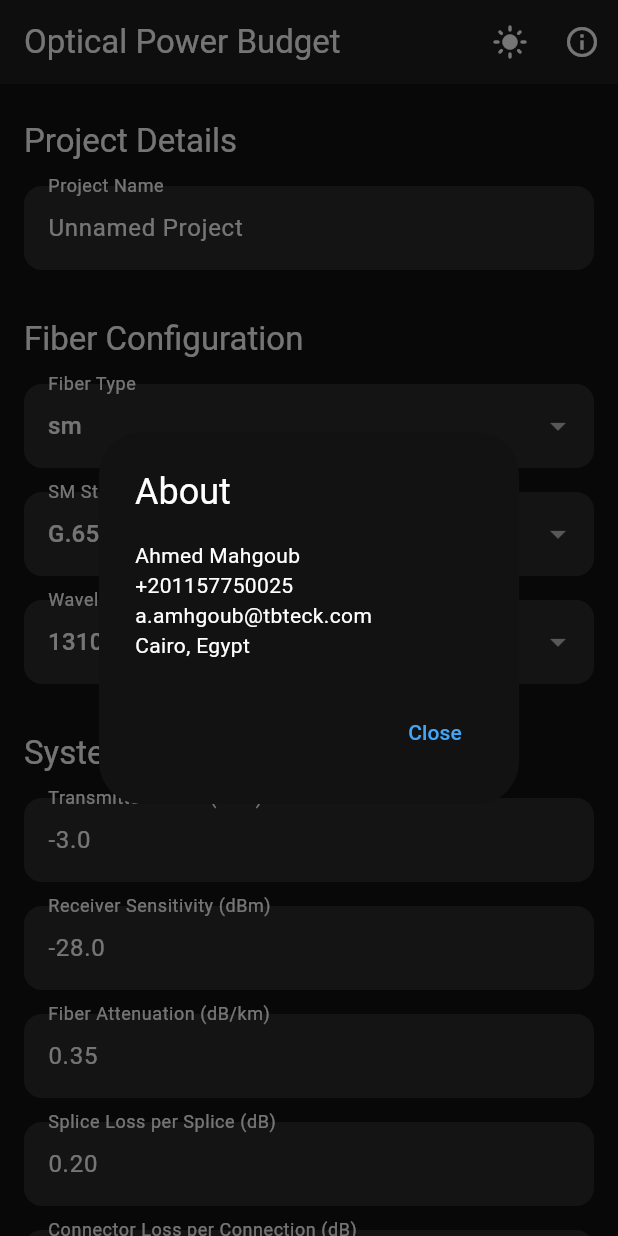
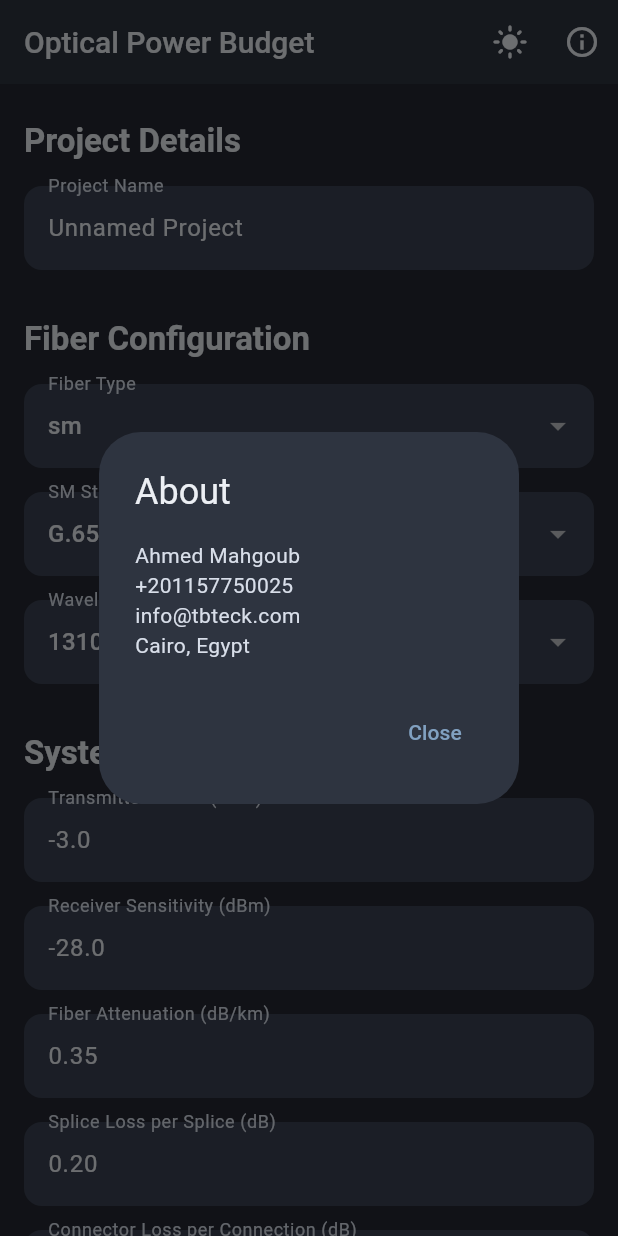
Before and after one commit to ahmedma7goub/OpticalFiberBudget, a Flutter app: the screen it shows after launch, after a tap on the "info outline" icon, on a phone screen of 412 x 824 dp. Run offline on Flutter 3.47's test engine with Material 3 defaults, Android fonts, the phone set to English and light mode, and no system bars.

Commit message:
Update: the calc and enhance the functionality2

```diff
--- a/lib/calculator_screen.dart
+++ b/lib/calculator_screen.dart
@@ -228,7 +228,7 @@ Available Margin: ${availableMargin.toStringAsFixed(2)} dB
             children: [
               Text('Ahmed Mahgoub'),
               Text('+201157750025'),
-              Text('a.amhgoub@tbteck.com'),
+              Text('info@tbteck.com'),
               Text('Cairo, Egypt'),
             ],
           ),
--- a/lib/theme.dart
+++ b/lib/theme.dart
@@ -3,33 +3,34 @@ import 'package:flutter/material.dart';
 class AppTheme {
   static final ThemeData darkTheme = ThemeData(
     brightness: Brightness.dark,
-    primaryColor: const Color(0xFF0D47A1), // Deeper Blue
+    primaryColor: const Color(0xFF3A416F), // Deep Indigo
     colorScheme: const ColorScheme.dark(
-      primary: Color(0xFF42A5F5), // Brighter Blue for accents
-      secondary: Color(0xFF1DE9B6), // Teal accent
-      surface: Color(0xFF121212), // True black for surfaces
-      background: Color(0xFF121212),
-      error: Color(0xFFCF6679),
-      onPrimary: Colors.black,
-      onSecondary: Colors.black,
-      onSurface: Colors.white,
-      onBackground: Colors.white,
-      onError: Colors.black,
+      primary: Color(0xFF81A1C1),   // Frosty Blue
+      secondary: Color(0xFFB48EAD), // Muted Purple
+      surface: Color(0xFF2E3440),   // Dark Grey-Blue (Nord-like)
+      background: Color(0xFF242833), // Darker Grey-Blue
+      error: Color(0xFFBF616A),     // Muted Red
+      onPrimary: Colors.white,
+      onSecondary: Colors.white,
+      onSurface: Color(0xFFECEFF4),   // Off-white
+      onBackground: Color(0xFFECEFF4),
+      onError: Colors.white,
     ),
-    scaffoldBackgroundColor: const Color(0xFF121212),
-    cardColor: const Color(0xFF1E1E1E), // Slightly lighter cards
+    scaffoldBackgroundColor: const Color(0xFF242833),
+    cardColor: const Color(0xFF2E3440),
     inputDecorationTheme: InputDecorationTheme(
       filled: true,
-      fillColor: const Color(0xFF2C2C2C),
+      fillColor: const Color(0xFF3B4252),
       border: OutlineInputBorder(
         borderRadius: BorderRadius.circular(12.0),
         borderSide: BorderSide.none,
       ),
+      labelStyle: const TextStyle(color: Color(0xFFD8DEE9)),
     ),
     elevatedButtonTheme: ElevatedButtonThemeData(
       style: ElevatedButton.styleFrom(
-        backgroundColor: const Color(0xFF42A5F5),
-        foregroundColor: Colors.black,
+        backgroundColor: const Color(0xFF81A1C1), // Frosty Blue
+        foregroundColor: const Color(0xFF2E3440), // Dark text on button
         shape: RoundedRectangleBorder(
           borderRadius: BorderRadius.circular(12.0),
         ),
@@ -37,8 +38,18 @@ class AppTheme {
       ),
     ),
     appBarTheme: const AppBarTheme(
-      backgroundColor: Color(0xFF1E1E1E),
+      backgroundColor: Color(0xFF2E3440),
       elevation: 0,
+      titleTextStyle: TextStyle(
+        color: Color(0xFFECEFF4),
+        fontSize: 20,
+        fontWeight: FontWeight.w500,
+      ),
+    ),
+    textTheme: const TextTheme(
+      bodyLarge: TextStyle(color: Color(0xFFECEFF4)),
+      bodyMedium: TextStyle(color: Color(0xFFD8DEE9)),
+      titleLarge: TextStyle(color: Color(0xFFECEFF4), fontWeight: FontWeight.bold),
     ),
   );
 
```
Also changed, not shown: 1 other file.
